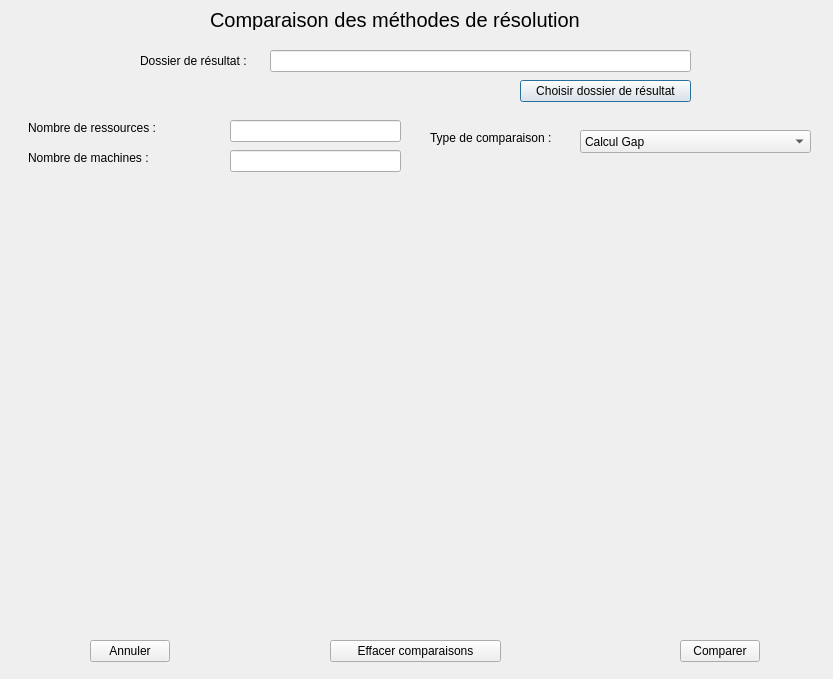
The window that PRDOrdonancement/comparaisonsolution.ui (pierrefervault/PRDOrdonancement) describes before a commit, drawn with Qt 5.
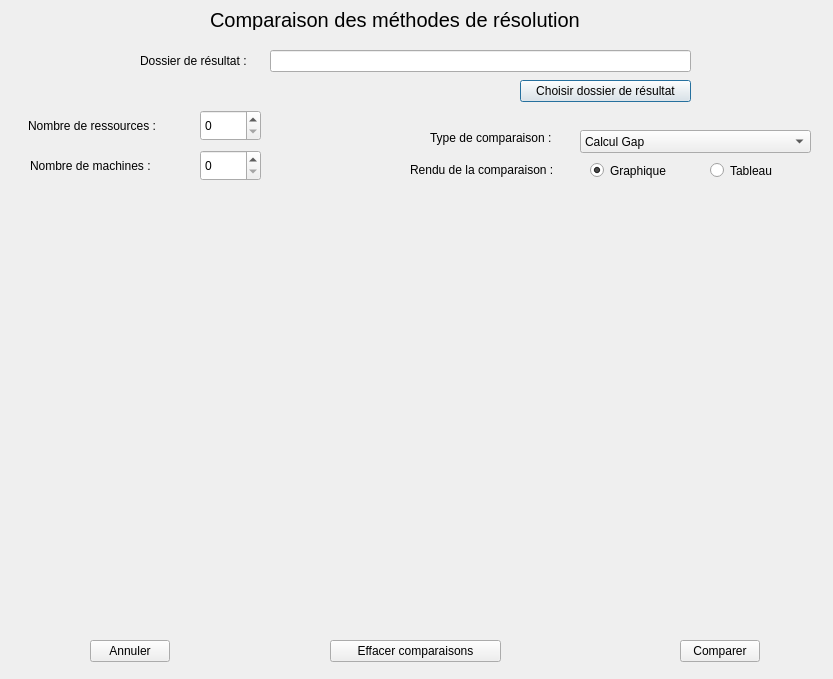
The same window after the commit.

Commit message: Ajout nom + logo LI sur la fenêtre principale + correction du CCMAxMaxRessources avec Boukhalfa

Patch:
```diff
--- a/PRDOrdonancement/comparaisonsolution.ui
+++ b/PRDOrdonancement/comparaisonsolution.ui
@@ -97,9 +97,9 @@
    <property name="geometry">
     <rect>
      <x>28</x>
-     <y>120</y>
+     <y>115</y>
      <width>171</width>
-     <height>16</height>
+     <height>21</height>
     </rect>
    </property>
    <property name="text">
@@ -109,36 +109,16 @@
   <widget class="QLabel" name="nbrMachinesLabel">
    <property name="geometry">
     <rect>
-     <x>28</x>
+     <x>30</x>
      <y>150</y>
      <width>191</width>
-     <height>16</height>
+     <height>31</height>
     </rect>
    </property>
    <property name="text">
     <string>Nombre de machines :</string>
    </property>
   </widget>
-  <widget class="QLineEdit" name="nbrRessourcesLineEdit">
-   <property name="geometry">
-    <rect>
-     <x>230</x>
-     <y>120</y>
-     <width>171</width>
-     <height>22</height>
-    </rect>
-   </property>
-  </widget>
-  <widget class="QLineEdit" name="nbrMachinesLineEdit">
-   <property name="geometry">
-    <rect>
-     <x>230</x>
-     <y>150</y>
-     <width>171</width>
-     <height>22</height>
-    </rect>
-   </property>
-  </widget>
   <widget class="QWidget" name="verticalLayoutWidget">
    <property name="geometry">
     <rect>
@@ -201,6 +181,68 @@
     <string>Effacer comparaisons</string>
    </property>
   </widget>
+  <widget class="QSpinBox" name="nbrRessourcesSpinBox">
+   <property name="geometry">
+    <rect>
+     <x>200</x>
+     <y>110</y>
+     <width>61</width>
+     <height>31</height>
+    </rect>
+   </property>
+  </widget>
+  <widget class="QSpinBox" name="nbrMachinesSpinBox">
+   <property name="geometry">
+    <rect>
+     <x>200</x>
+     <y>150</y>
+     <width>61</width>
+     <height>31</height>
+    </rect>
+   </property>
+  </widget>
+  <widget class="QLabel" name="typeComparaisonLabel_2">
+   <property name="geometry">
+    <rect>
+     <x>410</x>
+     <y>160</y>
+     <width>171</width>
+     <height>20</height>
+    </rect>
+   </property>
+   <property name="text">
+    <string>Rendu de la comparaison :</string>
+   </property>
+  </widget>
+  <widget class="QRadioButton" name="graphiqueRadioButton">
+   <property name="geometry">
+    <rect>
+     <x>590</x>
+     <y>160</y>
+     <width>100</width>
+     <height>21</height>
+    </rect>
+   </property>
+   <property name="text">
+    <string>Graphique</string>
+   </property>
+   <property name="checked">
+    <bool>true</bool>
+   </property>
+  </widget>
+  <widget class="QRadioButton" name="tableauRadioButton">
+   <property name="geometry">
+    <rect>
+     <x>710</x>
+     <y>160</y>
+     <width>100</width>
+     <height>21</height>
+    </rect>
+   </property>
+   <property name="text">
+    <string>Tableau</string>
+   </property>
+  </widget>
  </widget>
  <resources/>
  <connections/>
```
The commit also changes 595 other files.
